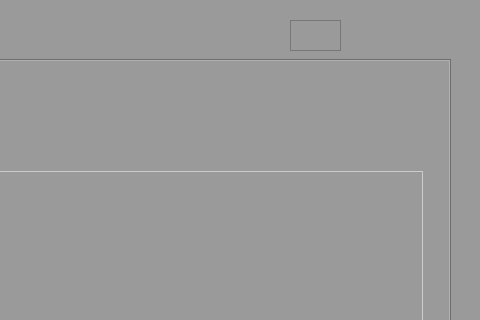
Before: the Qt Designer form Sistema de ventas/ui/FrmIngreso.ui in CodeDrTech/DevelopPython, drawn with Qt 5; both pictures show x 500 to 980 and y 0 to 320 of the 980 by 743 pixel window.
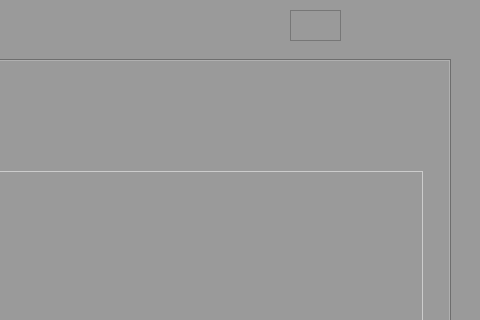
After: the same form once the commit is applied. Icons and pictures are not drawn.

Patch:
```diff
--- a/Sistema de ventas/ui/FrmIngreso.ui
+++ b/Sistema de ventas/ui/FrmIngreso.ui
@@ -2334,7 +2334,7 @@
     <property name="geometry">
      <rect>
       <x>790</x>
-      <y>20</y>
+      <y>10</y>
       <width>51</width>
       <height>31</height>
      </rect>
```
Left out of the diff: 10 changed lines with no effect on the pictures.
